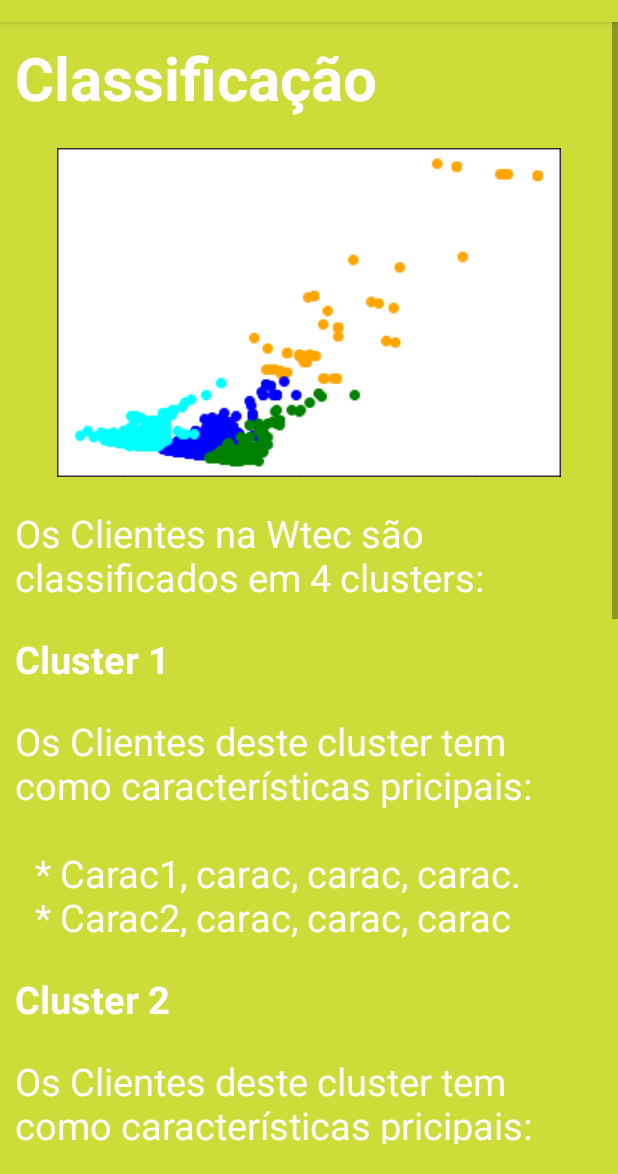
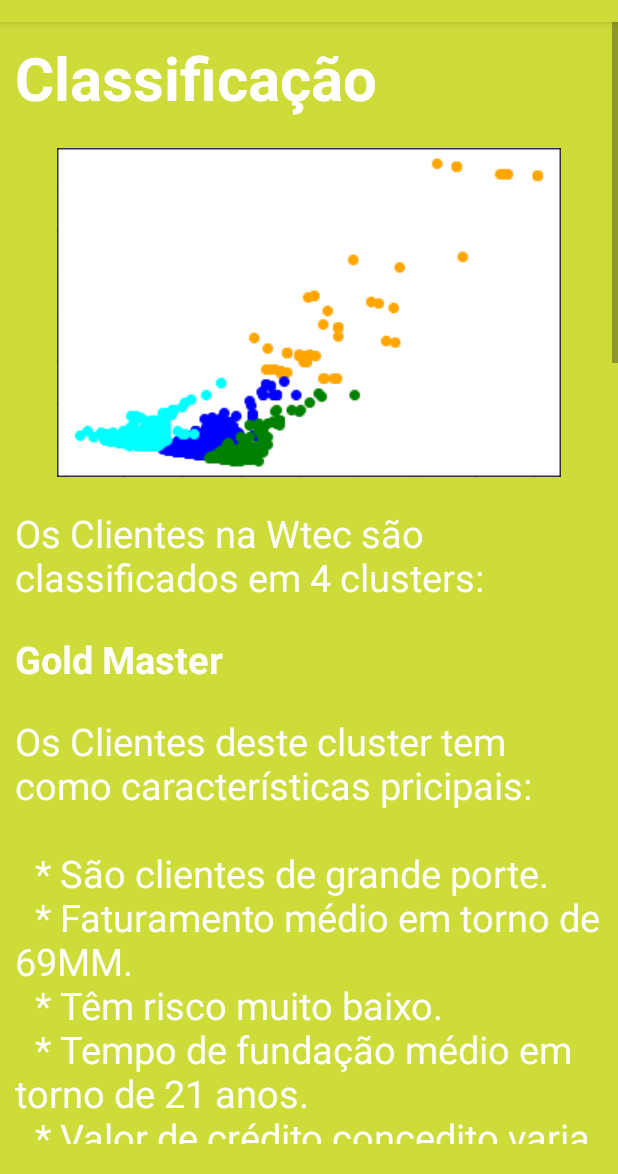
Before and after one commit to danielhlima/wtec-suprimentos-fiap-android-app, an Android app: the ClassificationHomeFragment screen opened through its navigation route, on a phone screen of 412 x 824 dp, the part 62-1236 px from its top. Run offline under Robolectric (Android 15) with nearby library versions, the phone set to English and light mode, and no system bars; our stand-ins replace Room's generated code.

Commit message:
App done

```diff
--- a/app/src/main/res/layout/fragment_classification_home.xml
+++ b/app/src/main/res/layout/fragment_classification_home.xml
@@ -49,7 +49,7 @@
                 android:textSize="25sp"
                 android:textColor="#FFFFFF"
                 android:textStyle="bold"
-                android:text="Cluster 1" />
+                android:text="Gold Master" />
 
             <TextView
                 android:layout_marginTop="20dp"
@@ -66,7 +66,7 @@
                 android:textSize="25sp"
                 android:textColor="#FFFFFF"
                 android:textStyle="bold"
-                android:text="Cluster 2" />
+                android:text="Silver" />
 
             <TextView
                 android:layout_marginTop="20dp"
@@ -74,7 +74,7 @@
                 android:layout_height="wrap_content"
                 android:textSize="25sp"
                 android:textColor="#FFFFFF"
-                android:text="@string/cat_1"/>
+                android:text="@string/cat_2"/>
 
             <TextView
                 android:layout_marginTop="20dp"
@@ -83,7 +83,7 @@
                 android:textSize="25sp"
                 android:textColor="#FFFFFF"
                 android:textStyle="bold"
-                android:text="Cluster 3" />
+                android:text="Gold" />
 
             <TextView
                 android:layout_marginTop="20dp"
@@ -91,7 +91,7 @@
                 android:layout_height="wrap_content"
                 android:textSize="25sp"
                 android:textColor="#FFFFFF"
-                android:text="@string/cat_1"/>
+                android:text="@string/cat_3"/>
 
             <TextView
                 android:layout_marginTop="20dp"
@@ -100,7 +100,7 @@
                 android:textSize="25sp"
                 android:textColor="#FFFFFF"
                 android:textStyle="bold"
-                android:text="Cluster 4" />
+                android:text="Diamond" />
 
             <TextView
                 android:layout_marginTop="20dp"
@@ -108,7 +108,7 @@
                 android:layout_height="wrap_content"
                 android:textSize="25sp"
                 android:textColor="#FFFFFF"
-                android:text="@string/cat_1"/>
+                android:text="@string/cat_4"/>
 
             <Button
                 android:id="@+id/bt_go_test_class"
--- a/app/src/main/res/values/strings.xml
+++ b/app/src/main/res/values/strings.xml
@@ -3,12 +3,32 @@
     <string name="greeting">Olá!</string>
     <string name="home_txt1">Seja bem vindo(a) ao aplicativo simulador Wtec Suprimentos!</string>
     <string name="home_txt2">A partir da próxima tela você poderá fazer uma simulação como um cliente da Wtec solicitando crédito, ou um analista da Wtec que vai categorizar um novo cliente.</string>
-    <string name="bt_choose1">Simular como cliente solicitando crédito\n(Regressão)</string>
-    <string name="bt_choose2">Simular como Analista classificando novo cliente\n(Classificação)</string>
+    <string name="bt_choose1">Simular solicitação de crédito\n(Regressão)</string>
+    <string name="bt_choose2">Simular categorização de um novo cliente</string>
     <!-- TODO: Remove or change this placeholder text -->
     <string name="hello_blank_fragment">Hello blank fragment</string>
     <string name="class_expl">Os Clientes na Wtec são classificados em 4 clusters:</string>
-    <string name="cat_1">Os Clientes deste cluster tem como características pricipais:\n\n\t* Carac1, carac, carac, carac.\n\t* Carac2, carac, carac, carac</string>
+    <string name="cat_1">Os Clientes deste cluster tem como características pricipais:\n\n\t* São clientes de grande porte.\n\t* Faturamento médio em torno de 69MM.
+        \n\t* Têm risco muito baixo. \n\t* Tempo de fundação médio em torno de 21 anos.\n\t* Valor de crédito concedito
+    varia de 100 a 600MM.</string>
+    <string name="cat_2">Os Clientes deste cluster tem como características pricipais:\n\n\t* São clientes de médio porte.\n\t* Faturamento médio em torno de 16MM.
+        \n\t* 87% destes clientes têm risco médio, ao passo que 13% apresentam risco alto.\n\t* 87% concedem aprovação de crédito. \n\t* 62% da base configura-se como Microempresa.
+        \n\t* Tempo de fundação médio em torno de 10 anos.\n\t* Valor de crédito concedito
+    varia de 100 a 600MM.</string>
+    <string name="cat_3">Os Clientes deste cluster tem como características pricipais:\n\n\t* São clientes de grande porte.
+        \n\t* Faturamento médio em torno de 39MM.
+        \n\t* Têm risco baixo.
+        \n\t* Média de atraso no pagamento em torno de 22 idas (sendo máximo em 55 dias).
+        \n\t* Tempo de fundação médio em torno de 17 anos.
+        \n\t* Microempresas.
+        \n\t* 96% concedem aprovação.</string>
+    <string name="cat_4">Os Clientes deste cluster tem como características pricipais:
+        \n\n\t* São clientes de grande porte.\n\t* Faturamento médio em torno de 3bi.
+        \n\t* Têm risco de médio a muito baixo.
+        \n\t* Média de atraso no pagamento em torno de 22 idas (sendo máximo em 55 dias).
+        \n\t* Tempo de fundação médio em torno de 25 anos.
+        \n\t* Solidez no mercado.
+        \n\t* 96% concedem aprovação.</string>
     <string name="cadastrar_novo_cliente">Cadastrar Novo Cliente</string>
     <string name="listar_clientes_classificados">Listar Clientes Classificados</string>
     <string name="listar_clientes_para_classificar">Listar Clientes Para Classificar</string>
```
Also changed, not shown: app/src/main/java/br/com/wtecsuprimentos/view/fragments/ClassifyCustomerFragment.java (+20 -1 lines), app/src/main/res/layout/fragment_choose_simulation.xml (+31 -4 lines), app/src/main/res/drawable/regressao.png.
